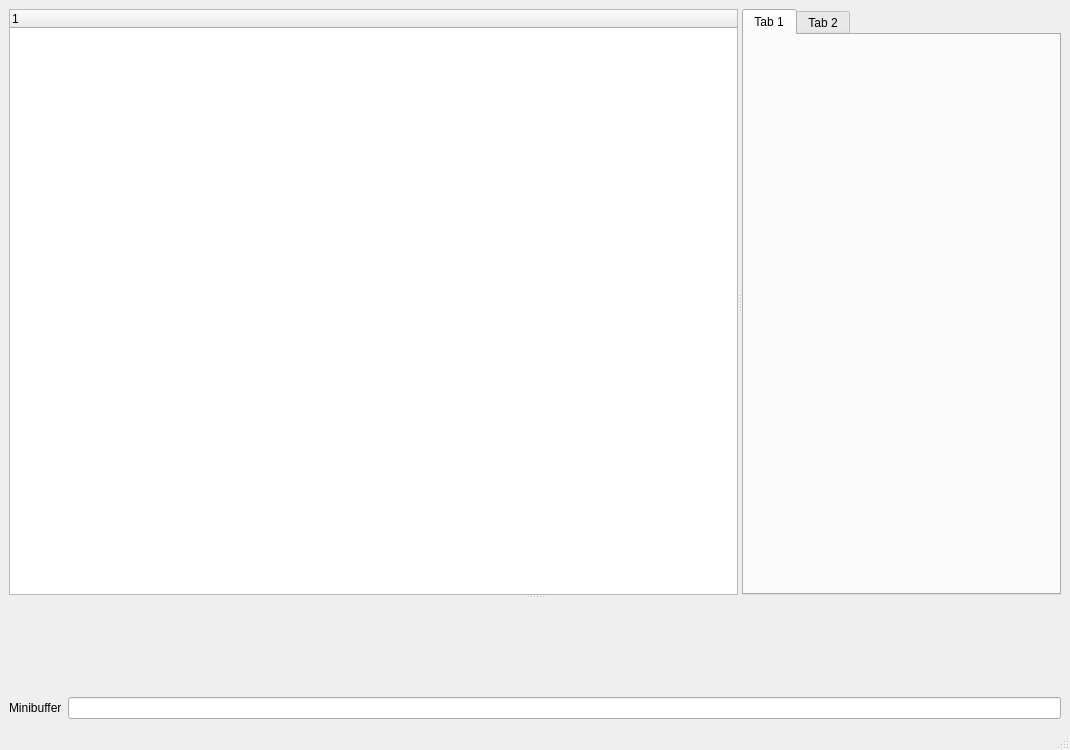
This is leo/plugins/qt_main.ui in leo-editor/leo-editor as Qt 5 draws it before an edit. The edited form follows.
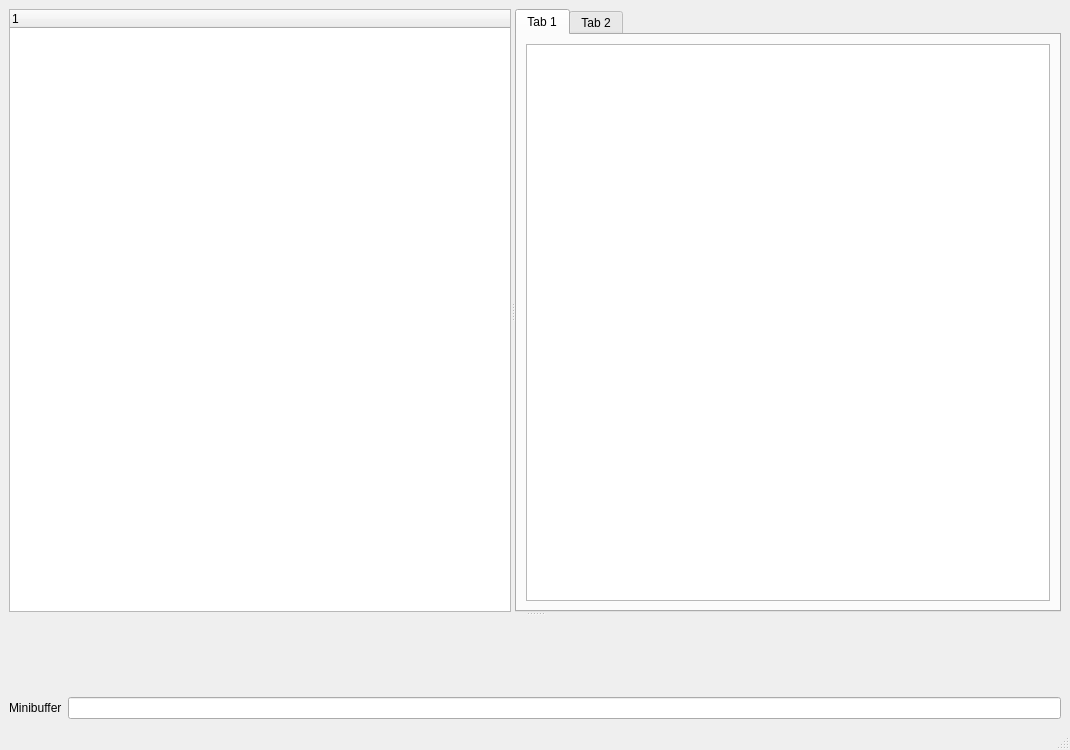
This is the edited form. Custom widgets are drawn as their Qt base class.

Commit message: add QTextBrowser to log tab 1 (qt_main.ui)

Diff of the .ui file:
```diff
--- a/leo/plugins/qt_main.ui
+++ b/leo/plugins/qt_main.ui
@@ -37,6 +37,11 @@
            <attribute name="title" >
             <string>Tab 1</string>
            </attribute>
+           <layout class="QVBoxLayout" name="verticalLayout_3" >
+            <item>
+             <widget class="QTextBrowser" name="textBrowser" />
+            </item>
+           </layout>
           </widget>
           <widget class="QWidget" name="tab_2" >
            <attribute name="title" >
```
Left out of the diff: 3 changed lines with no effect on the pictures. The commit also changes 1 other file.
